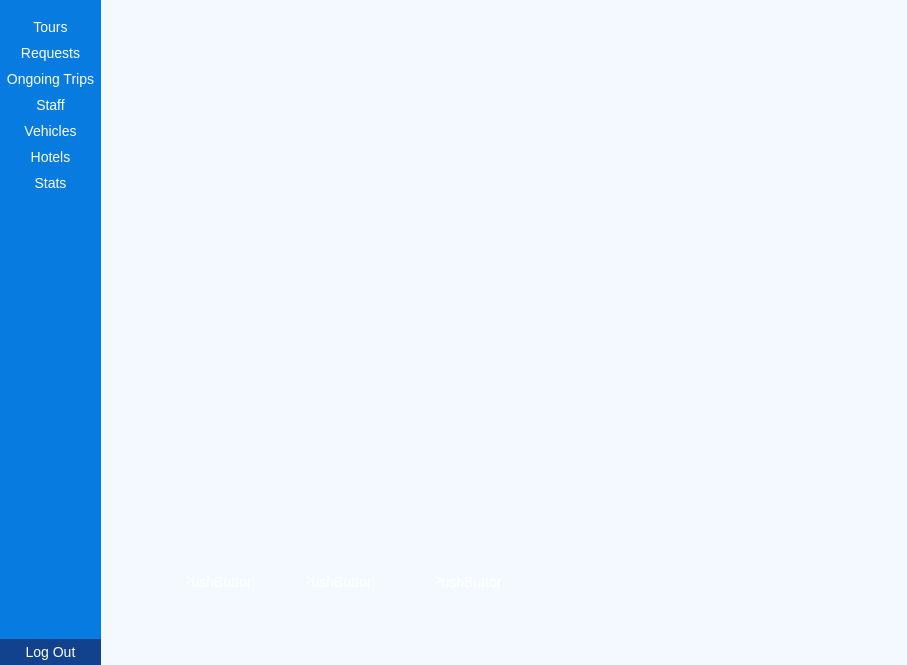
The window that ui/admin.ui (Dimalko/telo2) describes before a commit, drawn with Qt 5.
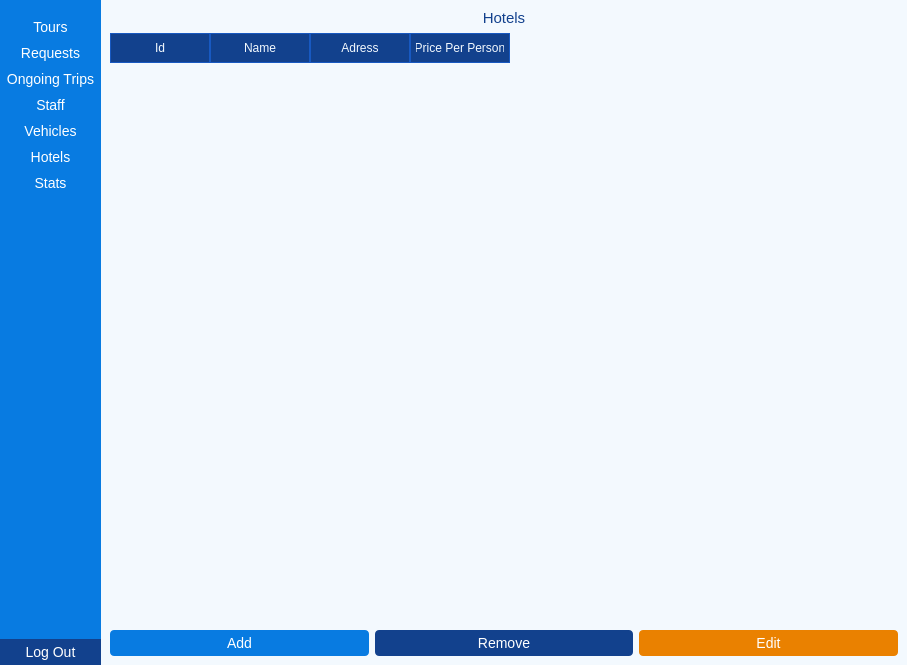
The same window after the commit. The open tabs and pages were chosen to show the change. Icons and pictures are not drawn.

Commit message: register/delete hotel

What changed in the file:
```diff
--- a/ui/admin.ui
+++ b/ui/admin.ui
@@ -1072,55 +1072,102 @@
        </layout>
       </widget>
       <widget class="QWidget" name="hotelsPage">
-       <widget class="QPushButton" name="pushButton">
-        <property name="geometry">
-         <rect>
-          <x>80</x>
-          <y>570</y>
-          <width>75</width>
-          <height>23</height>
-         </rect>
-        </property>
-        <property name="text">
-         <string>PushButton</string>
-        </property>
-       </widget>
-       <widget class="QPushButton" name="pushButton_2">
-        <property name="geometry">
-         <rect>
-          <x>200</x>
-          <y>570</y>
-          <width>75</width>
-          <height>23</height>
-         </rect>
-        </property>
-        <property name="text">
-         <string>PushButton</string>
-        </property>
-       </widget>
-       <widget class="QPushButton" name="pushButton_3">
-        <property name="geometry">
-         <rect>
-          <x>330</x>
-          <y>570</y>
-          <width>75</width>
-          <height>23</height>
-         </rect>
-        </property>
-        <property name="text">
-         <string>PushButton</string>
-        </property>
-       </widget>
-       <widget class="QTableWidget" name="tableWidget">
-        <property name="geometry">
-         <rect>
-          <x>200</x>
-          <y>180</y>
-          <width>256</width>
-          <height>192</height>
-         </rect>
-        </property>
-       </widget>
+       <layout class="QGridLayout" name="gridLayout_7">
+        <item row="2" column="2">
+         <widget class="QPushButton" name="editHotelBtn">
+          <property name="styleSheet">
+           <string notr="true">QPushButton{
+color:#fff;
+border: 0px;
+font-size: 14px;
+padding: 5px;
+background-color:rgb(234, 129, 0);
+border-radius: 4px;
+}
+
+QPushButton:hover{
+background-color:rgb(240, 168, 0);
+}</string>
+          </property>
+          <property name="text">
+           <string>Edit</string>
+          </property>
+         </widget>
+        </item>
+        <item row="2" column="1">
+         <widget class="QPushButton" name="removeHotelBtn">
+          <property name="styleSheet">
+           <string notr="true">QPushButton{
+color:#fff;
+border: 0px;
+font-size: 14px;
+padding: 5px;
+background-color: rgb(18, 65, 141);
+border-radius: 4px;
+}
+
+QPushButton:hover{
+background-color: rgb(47, 142, 228);
+}</string>
+          </property>
+          <property name="text">
+           <string>Remove</string>
+          </property>
+         </widget>
+        </item>
+        <item row="1" column="0" colspan="3">
+         <widget class="QTableWidget" name="hotelTableWidget">
+          <column>
+           <property name="text">
+            <string>Id</string>
+           </property>
+          </column>
+          <column>
+           <property name="text">
+            <string>Name</string>
+           </property>
+          </column>
+          <column>
+           <property name="text">
+            <string>Adress</string>
+           </property>
+          </column>
+          <column>
+           <property name="text">
+            <string>Price Per Person</string>
+           </property>
+          </column>
+         </widget>
+        </item>
+        <item row="2" column="0">
+         <widget class="QPushButton" name="addHotelBtn">
+          <property name="styleSheet">
+           <string notr="true">QPushButton{
+color:#fff;
+border: 0px;
+font-size: 14px;
+padding: 5px;
+background-color: rgb(8, 123, 225);
+border-radius: 4px;
+}
+
+QPushButton:hover{
+background-color: rgb(47, 142, 228);
+}</string>
+          </property>
+          <property name="text">
+           <string>Add</string>
+          </property>
+         </widget>
+        </item>
+        <item row="0" column="0" colspan="3">
+         <widget class="QLabel" name="label_5">
+          <property name="text">
+           <string>&lt;html&gt;&lt;head/&gt;&lt;body&gt;&lt;p align=&quot;center&quot;&gt;&lt;span style=&quot; font-size:11pt; color:#12418d;&quot;&gt;Hotels&lt;/span&gt;&lt;/p&gt;&lt;/body&gt;&lt;/html&gt;</string>
+          </property>
+         </widget>
+        </item>
+       </layout>
       </widget>
       <widget class="QWidget" name="statsPage">
        <widget class="QLabel" name="label_3">
```
Left out of the diff: 354 changed lines with no effect on the pictures. The commit also changes 6 other files.
